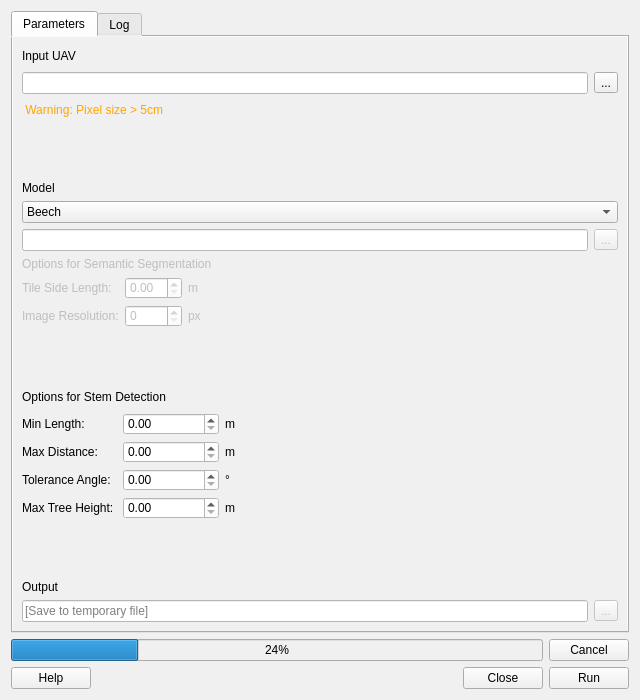
Above: winmol_analyzer_dialog_base.ui from StefanReder/WINMOL_Analyzer before the change. Below: the same form after it.
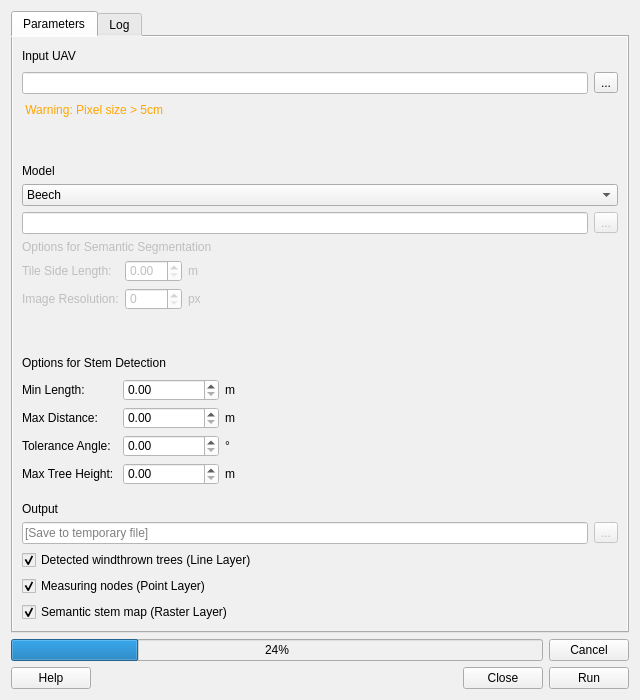
That is the form after the change.

What changed in the file:
```diff
--- a/winmol_analyzer_dialog_base.ui
+++ b/winmol_analyzer_dialog_base.ui
@@ -35,8 +35,8 @@
       <attribute name="title">
        <string>Parameters</string>
       </attribute>
-      <layout class="QVBoxLayout" name="verticalLayout_5">
-       <item>
+      <layout class="QGridLayout" name="gridLayout_5">
+       <item row="0" column="0" colspan="2">
         <layout class="QGridLayout" name="gridLayout">
          <item row="0" column="1" colspan="2">
           <spacer name="horizontalSpacer">
@@ -104,7 +104,7 @@
          </item>
         </layout>
        </item>
-       <item>
+       <item row="1" column="1">
         <spacer name="verticalSpacer_2">
          <property name="orientation">
           <enum>Qt::Vertical</enum>
@@ -117,7 +117,7 @@
          </property>
         </spacer>
        </item>
-       <item>
+       <item row="2" column="0" colspan="2">
         <layout class="QVBoxLayout" name="verticalLayout">
          <item>
           <widget class="QLabel" name="model_input_label">
@@ -174,7 +174,7 @@
          </item>
         </layout>
        </item>
-       <item>
+       <item row="3" column="0" colspan="2">
         <layout class="QHBoxLayout" name="horizontalLayout_9">
          <item>
           <layout class="QVBoxLayout" name="verticalLayout_3">
@@ -269,7 +269,7 @@
          </item>
         </layout>
        </item>
-       <item>
+       <item row="4" column="0" colspan="2">
         <spacer name="verticalSpacer">
          <property name="orientation">
           <enum>Qt::Vertical</enum>
@@ -282,7 +282,7 @@
          </property>
         </spacer>
        </item>
-       <item>
+       <item row="5" column="0" colspan="2">
         <layout class="QHBoxLayout" name="horizontalLayout_8">
          <item>
           <layout class="QVBoxLayout" name="verticalLayout_2">
@@ -415,7 +415,7 @@
          </item>
         </layout>
        </item>
-       <item>
+       <item row="6" column="0">
         <spacer name="verticalSpacer_3">
          <property name="orientation">
           <enum>Qt::Vertical</enum>
@@ -423,21 +423,19 @@
          <property name="sizeHint" stdset="0">
           <size>
            <width>18</width>
-           <height>7</height>
+           <height>13</height>
           </size>
          </property>
         </spacer>
        </item>
-       <item>
-        <layout class="QVBoxLayout" name="verticalLayout_4">
-         <item>
+       <item row="7" column="0">
           <widget class="QLabel" name="output_input_label">
            <property name="text">
             <string>Output</string>
            </property>
           </widget>
          </item>
-         <item>
+       <item row="8" column="0" colspan="2">
           <layout class="QHBoxLayout" name="horizontalLayout_4">
            <item>
             <widget class="QLineEdit" name="output_lineEdit">
@@ -467,7 +465,35 @@
            </item>
           </layout>
          </item>
-        </layout>
+       <item row="9" column="0" colspan="2">
+        <widget class="QCheckBox" name="checkBox">
+         <property name="text">
+          <string>Detected windthrown trees (Line Layer)</string>
+         </property>
+         <property name="checked">
+          <bool>true</bool>
+         </property>
+        </widget>
+       </item>
+       <item row="10" column="0" colspan="2">
+        <widget class="QCheckBox" name="checkBox_2">
+         <property name="text">
+          <string>Measuring nodes (Point Layer)</string>
+         </property>
+         <property name="checked">
+          <bool>true</bool>
+         </property>
+        </widget>
+       </item>
+       <item row="11" column="0" colspan="2">
+        <widget class="QCheckBox" name="checkBox_3">
+         <property name="text">
+          <string>Semantic stem map (Raster Layer)</string>
+         </property>
+         <property name="checked">
+          <bool>true</bool>
+         </property>
+        </widget>
        </item>
       </layout>
      </widget>
```
Lines whose indentation alone changed are shown as unchanged.
